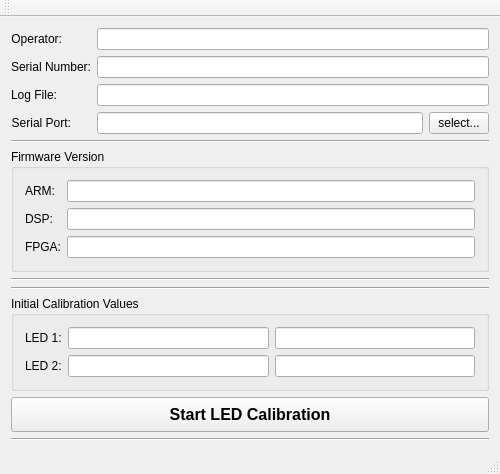
The window that mainwindow.ui (jamesgpeterson/LED_cal) describes before a commit, drawn with Qt 5.
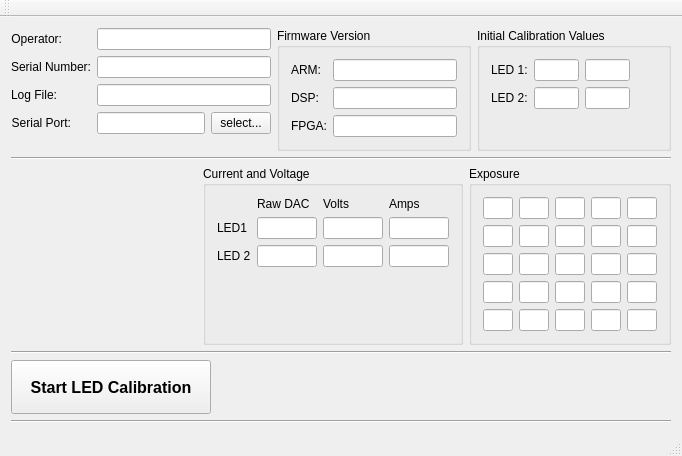
The same window after the commit.

```diff
--- a/mainwindow.ui
+++ b/mainwindow.ui
@@ -6,17 +6,22 @@
    <rect>
     <x>0</x>
     <y>0</y>
-    <width>500</width>
-    <height>459</height>
+    <width>682</width>
+    <height>456</height>
    </rect>
   </property>
   <property name="windowTitle">
    <string>MainWindow</string>
   </property>
   <widget class="QWidget" name="centralWidget">
-   <layout class="QVBoxLayout" name="verticalLayout">
+   <layout class="QVBoxLayout" name="verticalLayout_2">
+    <item>
+     <layout class="QHBoxLayout" name="horizontalLayout_4">
     <item>
      <layout class="QFormLayout" name="formLayout">
+        <property name="fieldGrowthPolicy">
+         <enum>QFormLayout::AllNonFixedFieldsGrow</enum>
+        </property>
       <item row="0" column="0">
        <widget class="QLabel" name="label_operator">
         <property name="text">
@@ -100,13 +105,6 @@
       </item>
      </layout>
     </item>
-    <item>
-     <widget class="Line" name="line_1">
-      <property name="orientation">
-       <enum>Qt::Horizontal</enum>
-      </property>
-     </widget>
-    </item>
     <item>
      <widget class="QGroupBox" name="groupBox">
       <property name="title">
@@ -169,20 +167,6 @@
       <zorder>label_ver_DSP</zorder>
      </widget>
     </item>
-    <item>
-     <widget class="Line" name="line_2">
-      <property name="orientation">
-       <enum>Qt::Horizontal</enum>
-      </property>
-     </widget>
-    </item>
-    <item>
-     <widget class="Line" name="line_3">
-      <property name="orientation">
-       <enum>Qt::Horizontal</enum>
-      </property>
-     </widget>
-    </item>
     <item>
      <widget class="QGroupBox" name="groupBox_2">
       <property name="title">
@@ -190,43 +174,249 @@
       </property>
       <layout class="QFormLayout" name="formLayout_3">
        <item row="0" column="0">
-        <widget class="QLabel" name="label">
+          <widget class="QLabel" name="label_LED1">
          <property name="text">
           <string>LED 1:</string>
          </property>
         </widget>
        </item>
        <item row="0" column="1">
+          <layout class="QHBoxLayout" name="horizontalLayout_2">
+           <item>
+            <widget class="QLineEdit" name="lineEdit_LED1_low">
+             <property name="enabled">
+              <bool>true</bool>
+             </property>
+             <property name="maximumSize">
+              <size>
+               <width>45</width>
+               <height>16777215</height>
+              </size>
+             </property>
+             <property name="readOnly">
+              <bool>true</bool>
+             </property>
+            </widget>
+           </item>
+           <item>
+            <widget class="QLineEdit" name="lineEdit_LED1_high">
+             <property name="maximumSize">
+              <size>
+               <width>45</width>
+               <height>16777215</height>
+              </size>
+             </property>
+             <property name="readOnly">
+              <bool>true</bool>
+             </property>
+            </widget>
+           </item>
+          </layout>
+         </item>
+         <item row="1" column="0">
+          <widget class="QLabel" name="label_LED2">
+           <property name="text">
+            <string>LED 2:</string>
+           </property>
+          </widget>
+         </item>
+         <item row="1" column="1">
         <layout class="QHBoxLayout" name="horizontalLayout_3">
          <item>
-          <widget class="QLineEdit" name="lineEdit_LED1_low"/>
+            <widget class="QLineEdit" name="lineEdit_LED2_low">
+             <property name="maximumSize">
+              <size>
+               <width>45</width>
+               <height>16777215</height>
+              </size>
+             </property>
+             <property name="readOnly">
+              <bool>true</bool>
+             </property>
+            </widget>
          </item>
          <item>
-          <widget class="QLineEdit" name="lineEdit_LED1_high"/>
-         </item>
-        </layout>
+            <widget class="QLineEdit" name="lineEdit_LED2_high">
+             <property name="maximumSize">
+              <size>
+               <width>45</width>
+               <height>16777215</height>
+              </size>
+             </property>
+             <property name="readOnly">
+              <bool>true</bool>
+             </property>
+            </widget>
+           </item>
+          </layout>
+         </item>
+        </layout>
+       </widget>
+      </item>
+     </layout>
+    </item>
+    <item>
+     <widget class="Line" name="line_1">
+      <property name="orientation">
+       <enum>Qt::Horizontal</enum>
+      </property>
+     </widget>
+    </item>
+    <item>
+     <layout class="QHBoxLayout" name="horizontalLayout_6">
+      <item>
+       <spacer name="horizontalSpacer_2">
+        <property name="orientation">
+         <enum>Qt::Horizontal</enum>
+        </property>
+        <property name="sizeHint" stdset="0">
+         <size>
+          <width>40</width>
+          <height>20</height>
+         </size>
+        </property>
+       </spacer>
+      </item>
+      <item>
+       <layout class="QVBoxLayout" name="verticalLayout">
+        <item>
+         <widget class="QGroupBox" name="groupBox_4">
+          <property name="title">
+           <string>Current and Voltage</string>
+          </property>
+          <layout class="QGridLayout" name="gridLayout_2">
+           <item row="1" column="3">
+            <widget class="QLineEdit" name="lineEdit_amps1">
+             <property name="minimumSize">
+              <size>
+               <width>60</width>
+               <height>0</height>
+              </size>
+             </property>
+             <property name="maximumSize">
+              <size>
+               <width>60</width>
+               <height>16777215</height>
+              </size>
+             </property>
+            </widget>
+           </item>
+           <item row="1" column="1">
+            <widget class="QLineEdit" name="lineEdit_dac1">
+             <property name="minimumSize">
+              <size>
+               <width>60</width>
+               <height>0</height>
+              </size>
+             </property>
+             <property name="maximumSize">
+              <size>
+               <width>60</width>
+               <height>16777215</height>
+              </size>
+             </property>
+            </widget>
+           </item>
+           <item row="0" column="3">
+            <widget class="QLabel" name="label_4">
+             <property name="text">
+              <string>Amps</string>
+             </property>
+            </widget>
+           </item>
+           <item row="2" column="1">
+            <widget class="QLineEdit" name="lineEdit_dac2">
+             <property name="minimumSize">
+              <size>
+               <width>60</width>
+               <height>0</height>
+              </size>
+             </property>
+             <property name="maximumSize">
+              <size>
+               <width>60</width>
+               <height>16777215</height>
+              </size>
+             </property>
+            </widget>
        </item>
        <item row="1" column="0">
+            <widget class="QLabel" name="label">
+             <property name="text">
+              <string>LED1</string>
+             </property>
+            </widget>
+           </item>
+           <item row="0" column="2">
+            <widget class="QLabel" name="label_3">
+             <property name="text">
+              <string>Volts</string>
+             </property>
+            </widget>
+           </item>
+           <item row="2" column="0">
         <widget class="QLabel" name="label_2">
          <property name="text">
-          <string>LED 2:</string>
+              <string>LED 2</string>
          </property>
         </widget>
        </item>
-       <item row="1" column="1">
-        <layout class="QHBoxLayout" name="horizontalLayout_4">
-         <item>
-          <widget class="QLineEdit" name="lineEdit_LED2_low"/>
-         </item>
-         <item>
-          <widget class="QLineEdit" name="lineEdit_LED2_high"/>
-         </item>
-        </layout>
-       </item>
-      </layout>
-     </widget>
-    </item>
-    <item>
+           <item row="1" column="2">
+            <widget class="QLineEdit" name="lineEdit_volts1">
+             <property name="minimumSize">
+              <size>
+               <width>60</width>
+               <height>0</height>
+              </size>
+             </property>
+             <property name="maximumSize">
+              <size>
+               <width>60</width>
+               <height>16777215</height>
+              </size>
+             </property>
+            </widget>
+           </item>
+           <item row="2" column="3">
+            <widget class="QLineEdit" name="lineEdit_amps2">
+             <property name="minimumSize">
+              <size>
+               <width>60</width>
+               <height>0</height>
+              </size>
+             </property>
+             <property name="maximumSize">
+              <size>
+               <width>60</width>
+               <height>16777215</height>
+              </size>
+             </property>
+            </widget>
+           </item>
+           <item row="2" column="2">
+            <widget class="QLineEdit" name="lineEdit_volts2">
+             <property name="minimumSize">
+              <size>
+               <width>60</width>
+               <height>0</height>
+              </size>
+             </property>
+             <property name="maximumSize">
+              <size>
+               <width>60</width>
+               <height>16777215</height>
+              </size>
+             </property>
+            </widget>
+           </item>
+           <item row="0" column="1">
+            <widget class="QLabel" name="label_5">
+             <property name="text">
+              <string>Raw DAC</string>
+             </property>
+            </widget>
+           </item>
+           <item row="3" column="2">
      <spacer name="verticalSpacer">
       <property name="orientation">
        <enum>Qt::Vertical</enum>
@@ -234,11 +424,586 @@
       <property name="sizeHint" stdset="0">
        <size>
         <width>20</width>
-        <height>0</height>
+               <height>40</height>
        </size>
       </property>
      </spacer>
     </item>
+          </layout>
+         </widget>
+        </item>
+       </layout>
+      </item>
+      <item>
+       <widget class="QGroupBox" name="groupBox_3">
+        <property name="title">
+         <string>Exposure</string>
+        </property>
+        <layout class="QGridLayout" name="gridLayout">
+         <item row="1" column="3">
+          <widget class="QLineEdit" name="lineEdit_em_25">
+           <property name="enabled">
+            <bool>true</bool>
+           </property>
+           <property name="sizePolicy">
+            <sizepolicy hsizetype="Fixed" vsizetype="Fixed">
+             <horstretch>0</horstretch>
+             <verstretch>0</verstretch>
+            </sizepolicy>
+           </property>
+           <property name="maximumSize">
+            <size>
+             <width>30</width>
+             <height>16777215</height>
+            </size>
+           </property>
+           <property name="alignment">
+            <set>Qt::AlignCenter</set>
+           </property>
+          </widget>
+         </item>
+         <item row="1" column="1">
+          <widget class="QLineEdit" name="lineEdit_em_22">
+           <property name="enabled">
+            <bool>true</bool>
+           </property>
+           <property name="sizePolicy">
+            <sizepolicy hsizetype="Fixed" vsizetype="Fixed">
+             <horstretch>0</horstretch>
+             <verstretch>0</verstretch>
+            </sizepolicy>
+           </property>
+           <property name="maximumSize">
+            <size>
+             <width>30</width>
+             <height>16777215</height>
+            </size>
+           </property>
+           <property name="alignment">
+            <set>Qt::AlignCenter</set>
+           </property>
+          </widget>
+         </item>
+         <item row="2" column="4">
+          <widget class="QLineEdit" name="lineEdit_em_35">
+           <property name="enabled">
+            <bool>true</bool>
+           </property>
+           <property name="sizePolicy">
+            <sizepolicy hsizetype="Fixed" vsizetype="Fixed">
+             <horstretch>0</horstretch>
+             <verstretch>0</verstretch>
+            </sizepolicy>
+           </property>
+           <property name="maximumSize">
+            <size>
+             <width>30</width>
+             <height>16777215</height>
+            </size>
+           </property>
+           <property name="alignment">
+            <set>Qt::AlignCenter</set>
+           </property>
+          </widget>
+         </item>
+         <item row="3" column="4">
+          <widget class="QLineEdit" name="lineEdit_em_45">
+           <property name="enabled">
+            <bool>true</bool>
+           </property>
+           <property name="sizePolicy">
+            <sizepolicy hsizetype="Fixed" vsizetype="Fixed">
+             <horstretch>0</horstretch>
+             <verstretch>0</verstretch>
+            </sizepolicy>
+           </property>
+           <property name="maximumSize">
+            <size>
+             <width>30</width>
+             <height>16777215</height>
+            </size>
+           </property>
+           <property name="alignment">
+            <set>Qt::AlignCenter</set>
+           </property>
+          </widget>
+         </item>
+         <item row="0" column="3">
+          <widget class="QLineEdit" name="lineEdit_em_14">
+           <property name="enabled">
+            <bool>true</bool>
+           </property>
+           <property name="sizePolicy">
+            <sizepolicy hsizetype="Fixed" vsizetype="Fixed">
+             <horstretch>0</horstretch>
+             <verstretch>0</verstretch>
+            </sizepolicy>
+           </property>
+           <property name="maximumSize">
+            <size>
+             <width>30</width>
+             <height>16777215</height>
+            </size>
+           </property>
+           <property name="alignment">
+            <set>Qt::AlignCenter</set>
+           </property>
+          </widget>
+         </item>
+         <item row="1" column="0">
+          <widget class="QLineEdit" name="lineEdit_em_21">
+           <property name="enabled">
+            <bool>true</bool>
+           </property>
+           <property name="sizePolicy">
+            <sizepolicy hsizetype="Fixed" vsizetype="Fixed">
+             <horstretch>0</horstretch>
+             <verstretch>0</verstretch>
+            </sizepolicy>
+           </property>
+           <property name="maximumSize">
+            <size>
+             <width>30</width>
+             <height>16777215</height>
+            </size>
+           </property>
+           <property name="alignment">
+            <set>Qt::AlignCenter</set>
+           </property>
+          </widget>
+         </item>
+         <item row="2" column="2">
+          <widget class="QLineEdit" name="lineEdit_em_33">
+           <property name="enabled">
+            <bool>true</bool>
+           </property>
+           <property name="sizePolicy">
+            <sizepolicy hsizetype="Fixed" vsizetype="Fixed">
+             <horstretch>0</horstretch>
+             <verstretch>0</verstretch>
+            </sizepolicy>
+           </property>
+           <property name="maximumSize">
+            <size>
+             <width>30</width>
+             <height>16777215</height>
+            </size>
+           </property>
+           <property name="alignment">
+            <set>Qt::AlignCenter</set>
+           </property>
+          </widget>
+         </item>
+         <item row="3" column="3">
+          <widget class="QLineEdit" name="lineEdit_em_44">
+           <property name="enabled">
+            <bool>true</bool>
+           </property>
+           <property name="sizePolicy">
+            <sizepolicy hsizetype="Fixed" vsizetype="Fixed">
+             <horstretch>0</horstretch>
+             <verstretch>0</verstretch>
+            </sizepolicy>
+           </property>
+           <property name="maximumSize">
+            <size>
+             <width>30</width>
+             <height>16777215</height>
+            </size>
+           </property>
+           <property name="alignment">
+            <set>Qt::AlignCenter</set>
+           </property>
+          </widget>
+         </item>
+         <item row="2" column="1">
+          <widget class="QLineEdit" name="lineEdit_em_32">
+           <property name="enabled">
+            <bool>true</bool>
+           </property>
+           <property name="sizePolicy">
+            <sizepolicy hsizetype="Fixed" vsizetype="Fixed">
+             <horstretch>0</horstretch>
+             <verstretch>0</verstretch>
+            </sizepolicy>
+           </property>
+           <property name="maximumSize">
+            <size>
+             <width>30</width>
+             <height>16777215</height>
+            </size>
+           </property>
+           <property name="alignment">
+            <set>Qt::AlignCenter</set>
+           </property>
+          </widget>
+         </item>
+         <item row="0" column="0">
+          <widget class="QLineEdit" name="lineEdit_em_11">
+           <property name="enabled">
+            <bool>true</bool>
+           </property>
+           <property name="sizePolicy">
+            <sizepolicy hsizetype="Fixed" vsizetype="Fixed">
+             <horstretch>0</horstretch>
+             <verstretch>0</verstretch>
+            </sizepolicy>
+           </property>
+           <property name="maximumSize">
+            <size>
+             <width>30</width>
+             <height>16777215</height>
+            </size>
+           </property>
+           <property name="alignment">
+            <set>Qt::AlignCenter</set>
+           </property>
+          </widget>
+         </item>
+         <item row="2" column="3">
+          <widget class="QLineEdit" name="lineEdit_em_34">
+           <property name="enabled">
+            <bool>true</bool>
+           </property>
+           <property name="sizePolicy">
+            <sizepolicy hsizetype="Fixed" vsizetype="Fixed">
+             <horstretch>0</horstretch>
+             <verstretch>0</verstretch>
+            </sizepolicy>
+           </property>
+           <property name="maximumSize">
+            <size>
+             <width>30</width>
+             <height>16777215</height>
+            </size>
+           </property>
+           <property name="alignment">
+            <set>Qt::AlignCenter</set>
+           </property>
+          </widget>
+         </item>
+         <item row="3" column="1">
+          <widget class="QLineEdit" name="lineEdit_em_42">
+           <property name="enabled">
+            <bool>true</bool>
+           </property>
+           <property name="sizePolicy">
+            <sizepolicy hsizetype="Fixed" vsizetype="Fixed">
+             <horstretch>0</horstretch>
+             <verstretch>0</verstretch>
+            </sizepolicy>
+           </property>
+           <property name="maximumSize">
+            <size>
+             <width>30</width>
+             <height>16777215</height>
+            </size>
+           </property>
+           <property name="alignment">
+            <set>Qt::AlignCenter</set>
+           </property>
+          </widget>
+         </item>
+         <item row="2" column="0">
+          <widget class="QLineEdit" name="lineEdit_em_31">
+           <property name="enabled">
+            <bool>true</bool>
+           </property>
+           <property name="sizePolicy">
+            <sizepolicy hsizetype="Fixed" vsizetype="Fixed">
+             <horstretch>0</horstretch>
+             <verstretch>0</verstretch>
+            </sizepolicy>
+           </property>
+           <property name="maximumSize">
+            <size>
+             <width>30</width>
+             <height>16777215</height>
+            </size>
+           </property>
+           <property name="alignment">
+            <set>Qt::AlignCenter</set>
+           </property>
+          </widget>
+         </item>
+         <item row="1" column="4">
+          <widget class="QLineEdit" name="lineEdit_em_24">
+           <property name="enabled">
+            <bool>true</bool>
+           </property>
+           <property name="sizePolicy">
+            <sizepolicy hsizetype="Fixed" vsizetype="Fixed">
+             <horstretch>0</horstretch>
+             <verstretch>0</verstretch>
+            </sizepolicy>
+           </property>
+           <property name="maximumSize">
+            <size>
+             <width>30</width>
+             <height>16777215</height>
+            </size>
+           </property>
+           <property name="alignment">
+            <set>Qt::AlignCenter</set>
+           </property>
+          </widget>
+         </item>
+         <item row="1" column="2">
+          <widget class="QLineEdit" name="lineEdit_em_23">
+           <property name="enabled">
+            <bool>true</bool>
+           </property>
+           <property name="sizePolicy">
+            <sizepolicy hsizetype="Fixed" vsizetype="Fixed">
+             <horstretch>0</horstretch>
+             <verstretch>0</verstretch>
+            </sizepolicy>
+           </property>
+           <property name="maximumSize">
+            <size>
+             <width>30</width>
+             <height>16777215</height>
+            </size>
+           </property>
+           <property name="alignment">
+            <set>Qt::AlignCenter</set>
+           </property>
+          </widget>
+         </item>
+         <item row="3" column="2">
+          <widget class="QLineEdit" name="lineEdit_em_43">
+           <property name="enabled">
+            <bool>true</bool>
+           </property>
+           <property name="sizePolicy">
+            <sizepolicy hsizetype="Fixed" vsizetype="Fixed">
+             <horstretch>0</horstretch>
+             <verstretch>0</verstretch>
+            </sizepolicy>
+           </property>
+           <property name="maximumSize">
+            <size>
+             <width>30</width>
+             <height>16777215</height>
+            </size>
+           </property>
+           <property name="alignment">
+            <set>Qt::AlignCenter</set>
+           </property>
+          </widget>
+         </item>
+         <item row="0" column="4">
+          <widget class="QLineEdit" name="lineEdit_em_15">
+           <property name="enabled">
+            <bool>true</bool>
+           </property>
+           <property name="sizePolicy">
+            <sizepolicy hsizetype="Fixed" vsizetype="Fixed">
+             <horstretch>0</horstretch>
+             <verstretch>0</verstretch>
+            </sizepolicy>
+           </property>
+           <property name="maximumSize">
+            <size>
+             <width>30</width>
+             <height>16777215</height>
+            </size>
+           </property>
+           <property name="alignment">
+            <set>Qt::AlignCenter</set>
+           </property>
+          </widget>
+         </item>
+         <item row="0" column="2">
+          <widget class="QLineEdit" name="lineEdit_em_13">
+           <property name="enabled">
+            <bool>true</bool>
+           </property>
+           <property name="sizePolicy">
+            <sizepolicy hsizetype="Fixed" vsizetype="Fixed">
+             <horstretch>0</horstretch>
+             <verstretch>0</verstretch>
+            </sizepolicy>
+           </property>
+           <property name="maximumSize">
+            <size>
+             <width>30</width>
+             <height>16777215</height>
+            </size>
+           </property>
+           <property name="alignment">
+            <set>Qt::AlignCenter</set>
+           </property>
+          </widget>
+         </item>
+         <item row="0" column="1">
+          <widget class="QLineEdit" name="lineEdit_em_12">
+           <property name="enabled">
+            <bool>true</bool>
+           </property>
+           <property name="sizePolicy">
+            <sizepolicy hsizetype="Fixed" vsizetype="Fixed">
+             <horstretch>0</horstretch>
+             <verstretch>0</verstretch>
+            </sizepolicy>
+           </property>
+           <property name="maximumSize">
+            <size>
+             <width>30</width>
+             <height>16777215</height>
+            </size>
+           </property>
+           <property name="alignment">
+            <set>Qt::AlignCenter</set>
+           </property>
+          </widget>
+         </item>
+         <item row="3" column="0">
+          <widget class="QLineEdit" name="lineEdit_em_41">
+           <property name="enabled">
+            <bool>true</bool>
+           </property>
+           <property name="sizePolicy">
+            <sizepolicy hsizetype="Fixed" vsizetype="Fixed">
+             <horstretch>0</horstretch>
+             <verstretch>0</verstretch>
+            </sizepolicy>
+           </property>
+           <property name="maximumSize">
+            <size>
+             <width>30</width>
+             <height>16777215</height>
+            </size>
+           </property>
+           <property name="alignment">
+            <set>Qt::AlignCenter</set>
+           </property>
+          </widget>
+         </item>
+         <item row="4" column="0">
+          <widget class="QLineEdit" name="lineEdit_em_51">
+           <property name="enabled">
+            <bool>true</bool>
+           </property>
+           <property name="sizePolicy">
+            <sizepolicy hsizetype="Fixed" vsizetype="Fixed">
+             <horstretch>0</horstretch>
+             <verstretch>0</verstretch>
+            </sizepolicy>
+           </property>
+           <property name="maximumSize">
+            <size>
+             <width>30</width>
+             <height>16777215</height>
+            </size>
+           </property>
+           <property name="alignment">
+            <set>Qt::AlignCenter</set>
+           </property>
+          </widget>
+         </item>
+         <item row="4" column="1">
+          <widget class="QLineEdit" name="lineEdit_em_52">
+           <property name="enabled">
+            <bool>true</bool>
+           </property>
+           <property name="sizePolicy">
+            <sizepolicy hsizetype="Fixed" vsizetype="Fixed">
+             <horstretch>0</horstretch>
+             <verstretch>0</verstretch>
+            </sizepolicy>
+           </property>
+           <property name="maximumSize">
+            <size>
+             <width>30</width>
+             <height>16777215</height>
+            </size>
+           </property>
+           <property name="alignment">
+            <set>Qt::AlignCenter</set>
+           </property>
+          </widget>
+         </item>
+         <item row="4" column="4">
+          <widget class="QLineEdit" name="lineEdit_em_55">
+           <property name="enabled">
+            <bool>true</bool>
+           </property>
+           <property name="sizePolicy">
+            <sizepolicy hsizetype="Fixed" vsizetype="Fixed">
+             <horstretch>0</horstretch>
+             <verstretch>0</verstretch>
+            </sizepolicy>
+           </property>
+           <property name="maximumSize">
+            <size>
+             <width>30</width>
+             <height>16777215</height>
+            </size>
+           </property>
+           <property name="alignment">
+            <set>Qt::AlignCenter</set>
+           </property>
+          </widget>
+         </item>
+         <item row="4" column="2">
+          <widget class="QLineEdit" name="lineEdit_em_53">
+           <property name="enabled">
+            <bool>true</bool>
+           </property>
+           <property name="sizePolicy">
+            <sizepolicy hsizetype="Fixed" vsizetype="Fixed">
+             <horstretch>0</horstretch>
+             <verstretch>0</verstretch>
+            </sizepolicy>
+           </property>
+           <property name="maximumSize">
+            <size>
+             <width>30</width>
+             <height>16777215</height>
+            </size>
+           </property>
+           <property name="alignment">
+            <set>Qt::AlignCenter</set>
+           </property>
+          </widget>
+         </item>
+         <item row="4" column="3">
+          <widget class="QLineEdit" name="lineEdit_em_54">
+           <property name="enabled">
+            <bool>true</bool>
+           </property>
+           <property name="sizePolicy">
+            <sizepolicy hsizetype="Fixed" vsizetype="Fixed">
+             <horstretch>0</horstretch>
+             <verstretch>0</verstretch>
+            </sizepolicy>
+           </property>
+           <property name="maximumSize">
+            <size>
+             <width>30</width>
+             <height>16777215</height>
+            </size>
+           </property>
+           <property name="alignment">
+            <set>Qt::AlignCenter</set>
+           </property>
+          </widget>
+         </item>
+        </layout>
+       </widget>
+      </item>
+     </layout>
+    </item>
+    <item>
+     <widget class="Line" name="line_5">
+      <property name="orientation">
+       <enum>Qt::Horizontal</enum>
+      </property>
+     </widget>
+    </item>
+    <item>
+     <layout class="QHBoxLayout" name="horizontalLayout_5">
     <item>
      <widget class="QPushButton" name="pushButton">
       <property name="sizePolicy">
@@ -249,8 +1014,8 @@
       </property>
       <property name="minimumSize">
        <size>
-        <width>0</width>
-        <height>35</height>
+          <width>200</width>
+          <height>50</height>
        </size>
       </property>
       <property name="font">
@@ -266,6 +1031,21 @@
      </widget>
     </item>
     <item>
+       <spacer name="horizontalSpacer">
+        <property name="orientation">
+         <enum>Qt::Horizontal</enum>
+        </property>
+        <property name="sizeHint" stdset="0">
+         <size>
+          <width>40</width>
+          <height>20</height>
+         </size>
+        </property>
+       </spacer>
+      </item>
+     </layout>
+    </item>
+    <item>
      <widget class="Line" name="line_4">
       <property name="orientation">
        <enum>Qt::Horizontal</enum>
```
Left out of the diff: 7 changed lines with no effect on the pictures. Lines whose indentation alone changed are shown as unchanged.
